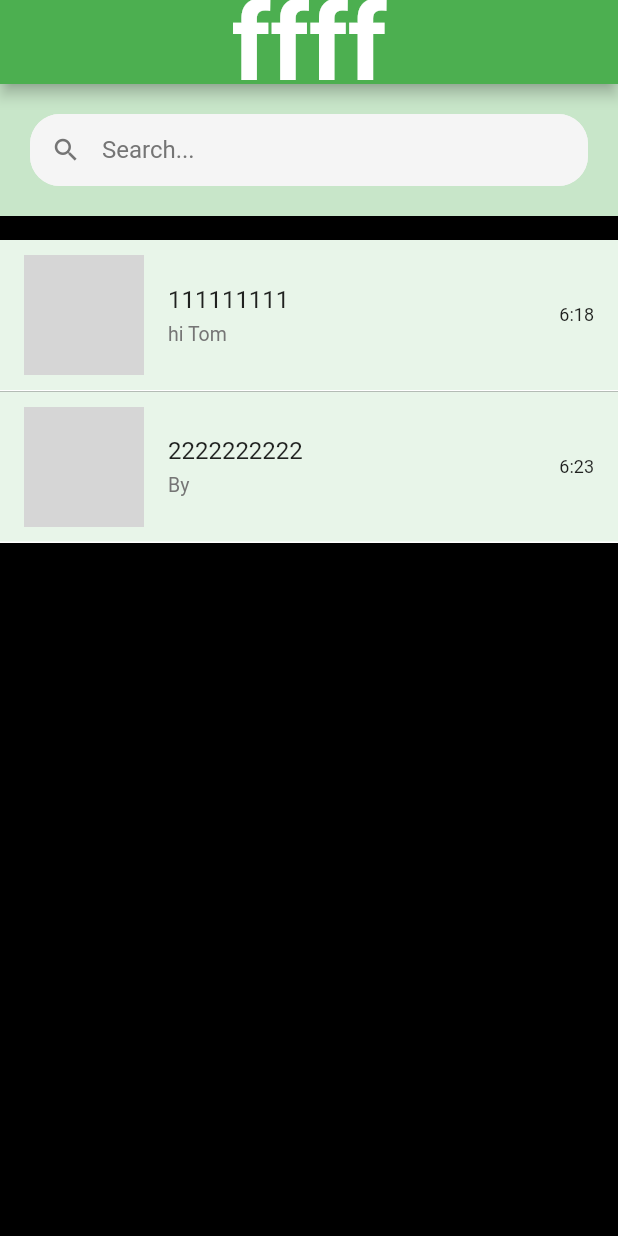
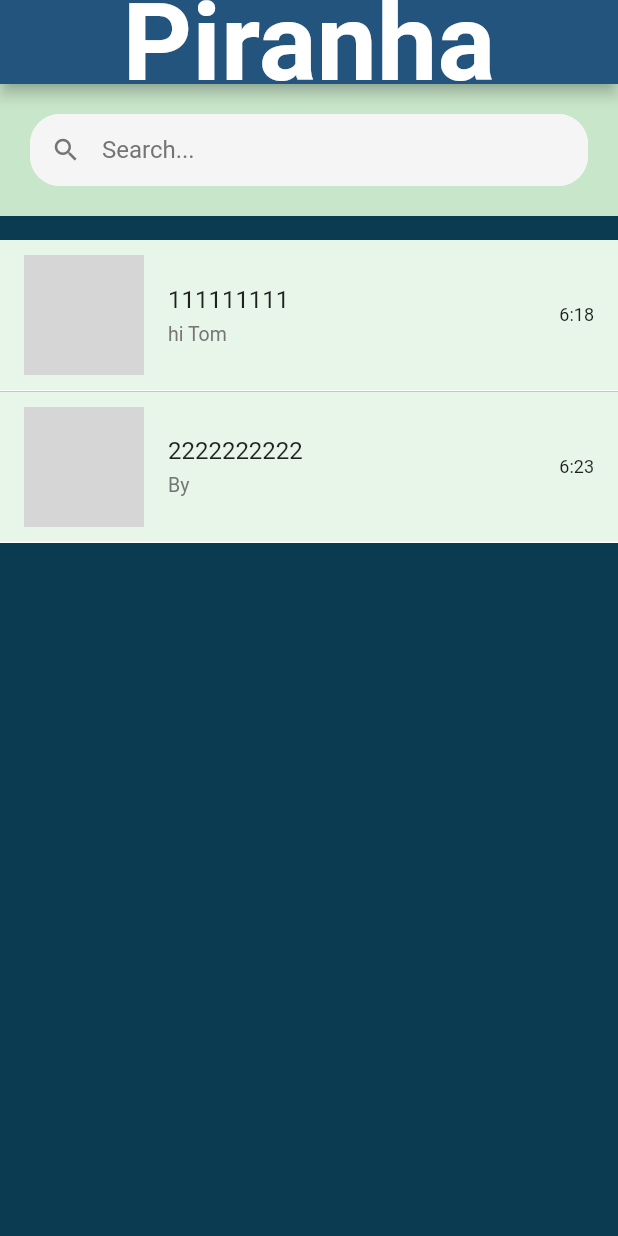
Before and after one commit to razdob15/PiranhaApp, a Flutter app: the screen it shows after launch, on a phone screen of 412 x 824 dp. Run offline on Flutter 3.47's test engine with Material 2 defaults, Android fonts, the phone set to English and light mode, and no system bars; our stand-ins replace bubble, socket_io_client; missing offline and left inert: flutter_simple_dependency_injection; network calls fail; Roboto replaces fonts that are missing (Hind); grey boxes are pictures that could not be loaded.

```diff
--- a/lib/PiranhaApp.dart
+++ b/lib/PiranhaApp.dart
@@ -40,10 +40,11 @@ class PiranhaApp extends StatelessWidget {
         ),
       ),
       home: Scaffold(
+
           appBar: AppBar(
-            title: Text('ffff'),
+            title: Text('Piranha'),
             centerTitle: true,
-            backgroundColor: Colors.green,
+            backgroundColor:  Color.fromARGB(255, 35, 84, 126),
           ),
           body: ChatPage()),
     );
--- a/lib/screens/chatsPage.dart
+++ b/lib/screens/chatsPage.dart
@@ -15,11 +15,14 @@ class InputState extends State<ChatPage> {
 
   @override
   Widget build(BuildContext context) {
-    return Column(
-      children: [
-        SearchBar(),
-        Flexible(child: Listtt()),
-      ]
+    return Container(
+      color: Theme.of(context).primaryColorDark ,
+      child: Column(
+        children: [
+          SearchBar(),
+          Flexible(child: Listtt()),
+        ]
+      ),
     );
   }
 }
--- a/lib/widgets/chatsList.dart
+++ b/lib/widgets/chatsList.dart
@@ -54,6 +54,7 @@ class InputState extends State<Listtt> {
     return ListView.builder(
       itemCount: chatUsers.length,
       shrinkWrap: true,
+
       padding: EdgeInsets.only(top: 16),
       itemBuilder: (context, index) {
         return ConversationList(
```
